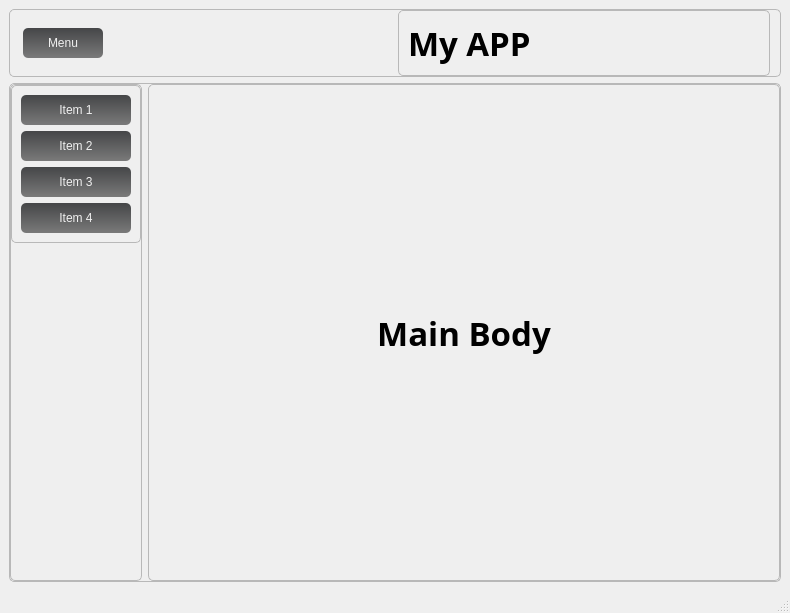
Qt form files/main.ui (KramStyles/atlas) before a commit.
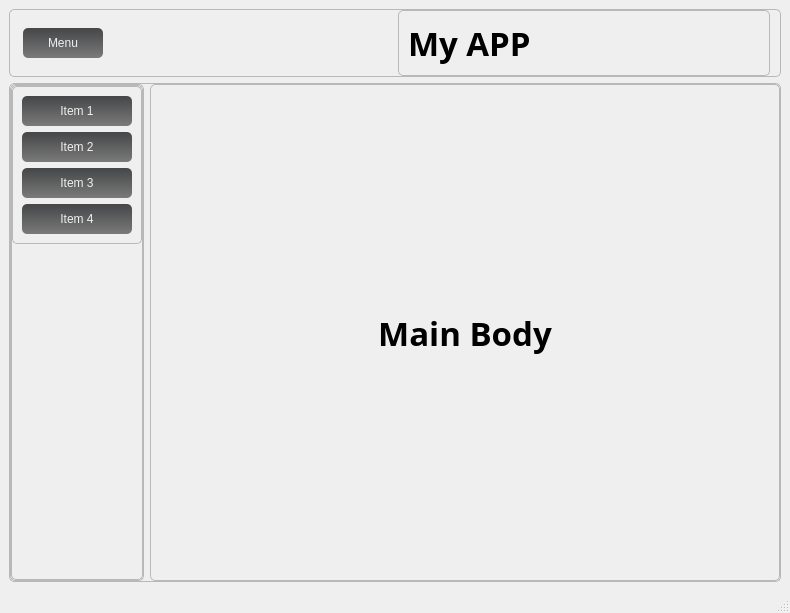
The same form after that commit. Icons and pictures are not drawn. Custom widgets are drawn as their Qt base class.

Commit message: imported qt material theme and minimized app

```diff
--- a/files/main.ui
+++ b/files/main.ui
@@ -536,7 +536,13 @@
         <number>0</number>
        </property>
        <item>
-        <widget class="QcustomSlideMenu" name="side_menu" native="true">
+        <widget class="QFrame" name="side_menu">
+         <property name="frameShape">
+          <enum>QFrame::StyledPanel</enum>
+         </property>
+         <property name="frameShadow">
+          <enum>QFrame::Raised</enum>
+         </property>
          <layout class="QVBoxLayout" name="verticalLayout_2">
           <property name="leftMargin">
            <number>0</number>
@@ -751,14 +757,6 @@
   </widget>
   <widget class="QStatusBar" name="statusBar"/>
  </widget>
- <customwidgets>
-  <customwidget>
-   <class>QcustomSlideMenu</class>
-   <extends>QWidget</extends>
-   <header location="global">Custom_Widgets.Widgets.h</header>
-   <container>1</container>
-  </customwidget>
- </customwidgets>
  <resources>
   <include location="icons.qrc"/>
  </resources>
```
Left out of the diff: 2 changed lines with no effect on the pictures. The commit also changes 2 other files.
